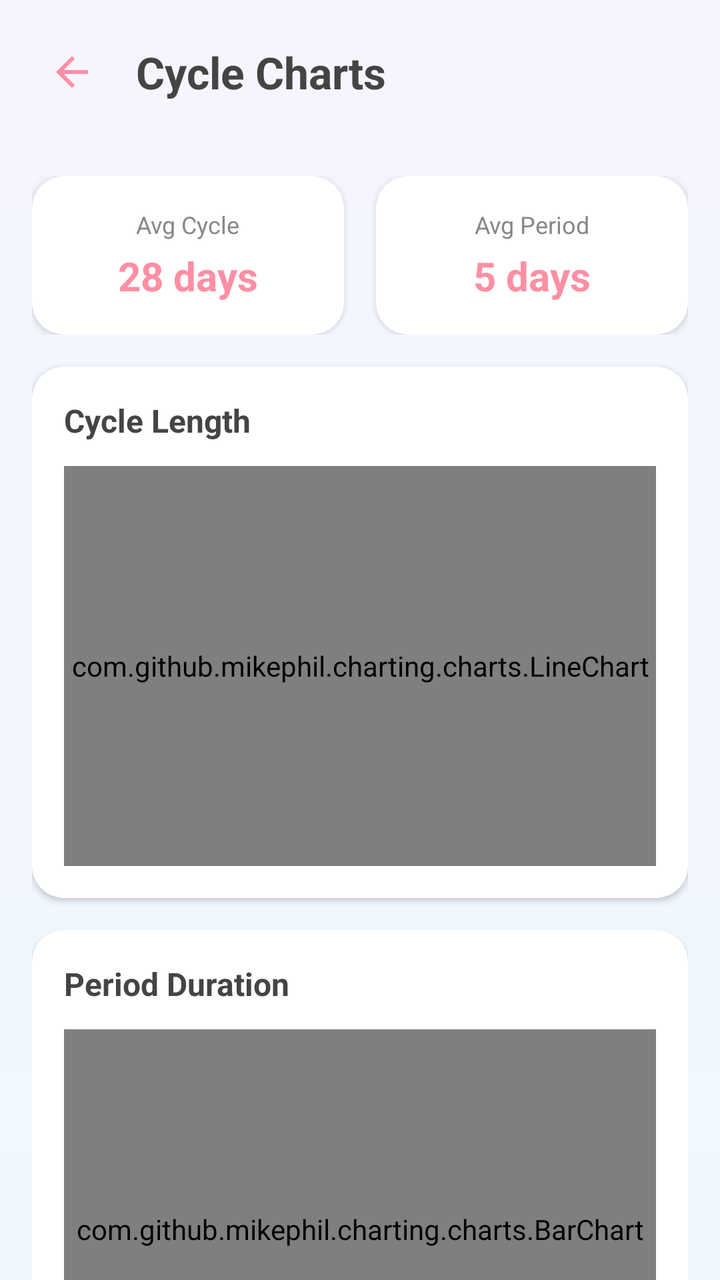
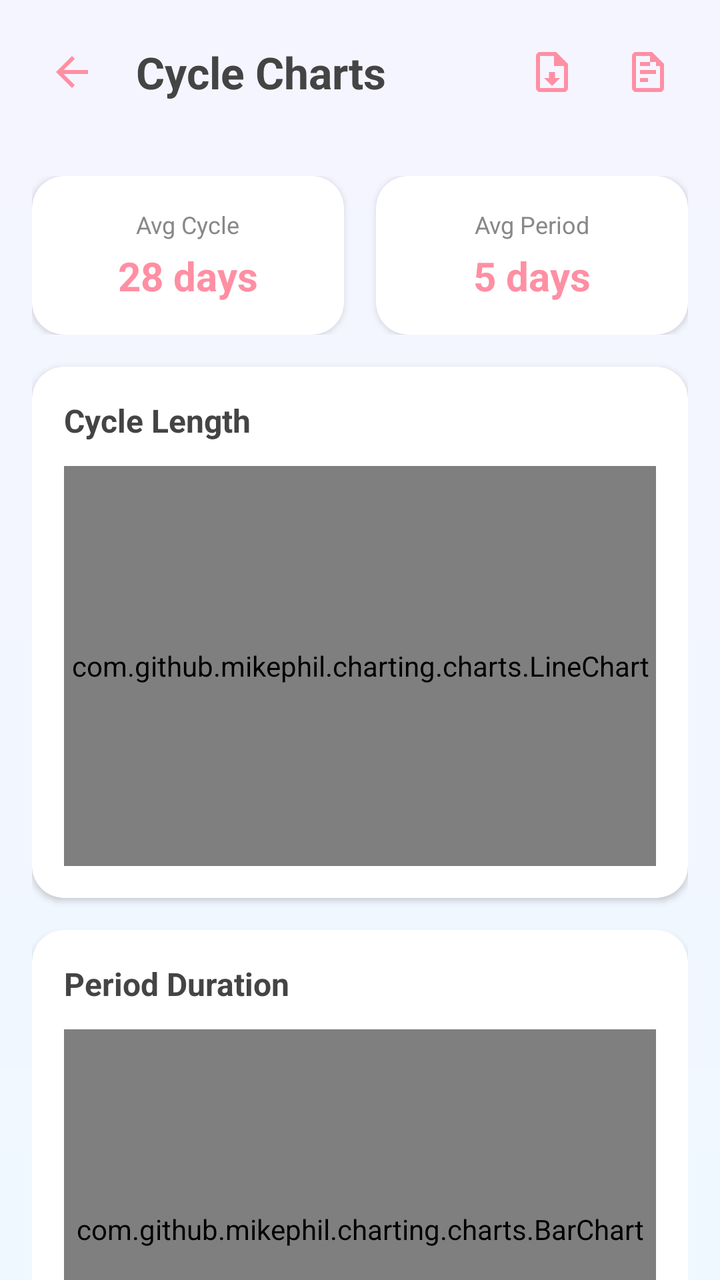

Two renders of the same Android screen: before a commit and after it. Below are the layout's source before the change and the commit's diff.
<!-- AndroidManifest.xml: activity theme Theme.GirlPeriod -->
<!-- res/layout/activity_chart.xml -->
<?xml version="1.0" encoding="utf-8"?>
<androidx.constraintlayout.widget.ConstraintLayout
    xmlns:android="http://schemas.android.com/apk/res/android"
    xmlns:app="http://schemas.android.com/apk/res-auto"
    xmlns:tools="http://schemas.android.com/tools"
    android:layout_width="match_parent"
    android:layout_height="match_parent"
    android:background="@drawable/bg_soft_pastel"
    tools:context=".ChartActivity">

    
    <LinearLayout
        android:id="@+id/layoutTopBar"
        android:layout_width="0dp"
        android:layout_height="wrap_content"
        android:gravity="center_vertical"
        android:orientation="horizontal"
        android:padding="16dp"
        app:layout_constraintTop_toTopOf="parent"
        app:layout_constraintStart_toStartOf="parent"
        app:layout_constraintEnd_toEndOf="parent">

        <ImageButton
            android:id="@+id/btnBack"
            android:layout_width="40dp"
            android:layout_height="40dp"
            android:background="?attr/selectableItemBackgroundBorderless"
            android:src="@drawable/ic_arrow_back"
            app:tint="@color/primary_pink" />

        <TextView
            android:id="@+id/tvChartTitle"
            android:layout_width="0dp"
            android:layout_height="wrap_content"
            android:layout_marginStart="12dp"
            android:layout_weight="1"
            android:text="Cycle Charts"
            android:textColor="@color/text_primary"
            android:textSize="22sp"
            android:textStyle="bold" />

    </LinearLayout>

    
    <androidx.core.widget.NestedScrollView
        android:layout_width="0dp"
        android:layout_height="0dp"
        android:fillViewport="true"
        app:layout_constraintTop_toBottomOf="@id/layoutTopBar"
        app:layout_constraintBottom_toBottomOf="parent"
        app:layout_constraintStart_toStartOf="parent"
        app:layout_constraintEnd_toEndOf="parent">

        <LinearLayout
            android:layout_width="match_parent"
            android:layout_height="wrap_content"
            android:orientation="vertical"
            android:padding="16dp">

            
            <LinearLayout
                android:id="@+id/layoutStatsCards"
                android:layout_width="match_parent"
                android:layout_height="wrap_content"
                android:orientation="horizontal">

                
                <com.google.android.material.card.MaterialCardView
                    android:layout_width="0dp"
                    android:layout_height="wrap_content"
                    android:layout_weight="1"
                    android:layout_marginEnd="8dp"
                    app:cardBackgroundColor="@color/card_background"
                    app:cardCornerRadius="16dp"
                    app:cardElevation="2dp">

                    <LinearLayout
                        android:layout_width="match_parent"
                        android:layout_height="wrap_content"
                        android:gravity="center"
                        android:orientation="vertical"
                        android:padding="16dp">

                        <TextView
                            android:layout_width="wrap_content"
                            android:layout_height="wrap_content"
                            android:text="Avg Cycle"
                            android:textColor="@color/text_secondary"
                            android:textSize="12sp" />

                        <TextView
                            android:id="@+id/tvAvgCycle"
                            android:layout_width="wrap_content"
                            android:layout_height="wrap_content"
                            android:layout_marginTop="4dp"
                            android:text="28 days"
                            android:textColor="@color/primary_pink"
                            android:textSize="20sp"
                            android:textStyle="bold" />

                    </LinearLayout>

                </com.google.android.material.card.MaterialCardView>

                
                <com.google.android.material.card.MaterialCardView
                    android:layout_width="0dp"
                    android:layout_height="wrap_content"
                    android:layout_weight="1"
                    android:layout_marginStart="8dp"
                    app:cardBackgroundColor="@color/card_background"
                    app:cardCornerRadius="16dp"
                    app:cardElevation="2dp">

                    <LinearLayout
                        android:layout_width="match_parent"
                        android:layout_height="wrap_content"
                        android:gravity="center"
                        android:orientation="vertical"
                        android:padding="16dp">

                        <TextView
                            android:layout_width="wrap_content"
                            android:layout_height="wrap_content"
                            android:text="Avg Period"
                            android:textColor="@color/text_secondary"
                            android:textSize="12sp" />

                        <TextView
                            android:id="@+id/tvAvgPeriod"
                            android:layout_width="wrap_content"
                            android:layout_height="wrap_content"
                            android:layout_marginTop="4dp"
                            android:text="5 days"
                            android:textColor="@color/primary_pink"
                            android:textSize="20sp"
                            android:textStyle="bold" />

                    </LinearLayout>

                </com.google.android.material.card.MaterialCardView>

            </LinearLayout>

            
            <com.google.android.material.card.MaterialCardView
                android:layout_width="match_parent"
                android:layout_height="wrap_content"
                android:layout_marginTop="16dp"
                app:cardBackgroundColor="@color/card_background"
                app:cardCornerRadius="16dp"
                app:cardElevation="2dp">

                <LinearLayout
                    android:layout_width="match_parent"
                    android:layout_height="wrap_content"
                    android:orientation="vertical"
                    android:padding="16dp">

                    <TextView
                        android:layout_width="wrap_content"
                        android:layout_height="wrap_content"
                        android:text="Cycle Length"
                        android:textColor="@color/text_primary"
                        android:textSize="16sp"
                        android:textStyle="bold" />

                    <com.github.mikephil.charting.charts.LineChart
                        android:id="@+id/lineChartCycle"
                        android:layout_width="match_parent"
                        android:layout_height="200dp"
                        android:layout_marginTop="12dp" />

                </LinearLayout>

            </com.google.android.material.card.MaterialCardView>

            
            <com.google.android.material.card.MaterialCardView
                android:layout_width="match_parent"
                android:layout_height="wrap_content"
                android:layout_marginTop="16dp"
                app:cardBackgroundColor="@color/card_background"
                app:cardCornerRadius="16dp"
                app:cardElevation="2dp">

                <LinearLayout
                    android:layout_width="match_parent"
                    android:layout_height="wrap_content"
                    android:orientation="vertical"
                    android:padding="16dp">

                    <TextView
                        android:layout_width="wrap_content"
                        android:layout_height="wrap_content"
                        android:text="Period Duration"
                        android:textColor="@color/text_primary"
                        android:textSize="16sp"
                        android:textStyle="bold" />

                    <com.github.mikephil.charting.charts.BarChart
                        android:id="@+id/barChartDuration"
                        android:layout_width="match_parent"
                        android:layout_height="200dp"
                        android:layout_marginTop="12dp" />

                </LinearLayout>

            </com.google.android.material.card.MaterialCardView>

            
            <com.google.android.material.card.MaterialCardView
                android:layout_width="match_parent"
                android:layout_height="wrap_content"
                android:layout_marginTop="16dp"
                android:layout_marginBottom="16dp"
                app:cardBackgroundColor="@color/card_background"
                app:cardCornerRadius="16dp"
                app:cardElevation="2dp">

                <LinearLayout
                    android:layout_width="match_parent"
                    android:layout_height="wrap_content"
                    android:orientation="vertical"
                    android:padding="16dp">

                    <TextView
                        android:layout_width="wrap_content"
                        android:layout_height="wrap_content"
                        android:text="Phase Distribution"
                        android:textColor="@color/text_primary"
                        android:textSize="16sp"
                        android:textStyle="bold" />

                    <com.github.mikephil.charting.charts.PieChart
                        android:id="@+id/pieChartPhase"
                        android:layout_width="match_parent"
                        android:layout_height="200dp"
                        android:layout_marginTop="12dp" />

                </LinearLayout>

            </com.google.android.material.card.MaterialCardView>

        </LinearLayout>

    </androidx.core.widget.NestedScrollView>

</androidx.constraintlayout.widget.ConstraintLayout>
<!-- resources referenced by this layout -->
<resources>
  <color name="card_background">#FFFFFFFF</color>
  <color name="primary_pink">#FFFF8FA3</color>
  <color name="text_primary">#FF444444</color>
  <color name="text_secondary">#FF888888</color>
  <!-- drawable bg_soft_pastel (drawable) -->
  <?xml version="1.0" encoding="utf-8"?>
  <shape xmlns:android="http://schemas.android.com/apk/res/android"
      android:shape="rectangle">
      <gradient
          android:startColor="#FFF5F5FF"
          android:endColor="#FFF0F8FF"
          android:angle="270" />
      <corners android:radius="0dp" />
  </shape>
  <!-- drawable ic_arrow_back (drawable) -->
  <?xml version="1.0" encoding="utf-8"?>
  <vector xmlns:android="http://schemas.android.com/apk/res/android"
      android:width="24dp"
      android:height="24dp"
      android:viewportWidth="24"
      android:viewportHeight="24">
      <path
          android:fillColor="#000000"
          android:pathData="M20,11H7.83l5.59,-5.59L12,4l-8,8 8,8 1.41,-1.41L7.83,13H20v-2z" />
  </vector>
  <style name="Theme.GirlPeriod" parent="Theme.MaterialComponents.DayNight.NoActionBar">
          <item name="colorPrimary">@color/ghibli_matcha_accent</item>
          <item name="colorPrimaryVariant">@color/ghibli_matcha_primary</item>
          <item name="colorOnPrimary">@color/white</item>
          <item name="colorSecondary">@color/ghibli_sakura_accent</item>
          <item name="colorSecondaryVariant">@color/ghibli_sakura_primary</item>
          <item name="colorOnSecondary">@color/white</item>
          <item name="android:colorBackground">@color/ghibli_matcha_bg</item>
          <item name="colorSurface">@color/white</item>
          <item name="colorOnSurface">@color/text_primary</item>
          <item name="android:statusBarColor">@color/ghibli_matcha_primary</item>
          <item name="android:navigationBarColor">@color/ghibli_matcha_bg</item>
          <item name="android:windowLightStatusBar">true</item>
      </style>
  <color name="ghibli_matcha_accent">#FF8FAB8F</color>
  <color name="ghibli_matcha_primary">#FFB8D8B8</color>
  <color name="white">#FFFFFFFF</color>
  <color name="ghibli_sakura_accent">#FFFF8FA3</color>
  <color name="ghibli_sakura_primary">#FFFFC1CC</color>
  <color name="ghibli_matcha_bg">#FFF5FFF5</color>
</resources>

<!-- the commit's change to res/layout/activity_chart.xml (unified diff, before → after) -->
@@ -39,6 +39,25 @@
             android:textSize="22sp"
             android:textStyle="bold" />
 
+        <ImageButton
+            android:id="@+id/btnExportPdf"
+            android:layout_width="40dp"
+            android:layout_height="40dp"
+            android:background="?attr/selectableItemBackgroundBorderless"
+            android:src="@drawable/ic_export_pdf"
+            android:contentDescription="Export PDF"
+            app:tint="@color/primary_pink" />
+
+        <ImageButton
+            android:id="@+id/btnExportExcel"
+            android:layout_width="40dp"
+            android:layout_height="40dp"
+            android:layout_marginStart="8dp"
+            android:background="?attr/selectableItemBackgroundBorderless"
+            android:src="@drawable/ic_export_excel"
+            android:contentDescription="Export Excel"
+            app:tint="@color/primary_pink" />
+
     </LinearLayout>
 
     
<!-- resource entries referenced after the edit -->
@@ -25,6 +25,28 @@
           android:fillColor="#000000"
           android:pathData="M20,11H7.83l5.59,-5.59L12,4l-8,8 8,8 1.41,-1.41L7.83,13H20v-2z" />
   </vector>
+  <!-- drawable ic_export_excel (drawable) -->
+  <?xml version="1.0" encoding="utf-8"?>
+  <vector xmlns:android="http://schemas.android.com/apk/res/android"
+      android:width="24dp"
+      android:height="24dp"
+      android:viewportWidth="24"
+      android:viewportHeight="24">
+      <path
+          android:fillColor="#000000"
+          android:pathData="M14,2H6C4.9,2 4,2.9 4,4V20C4,21.1 4.9,22 6,22H18C19.1,22 20,21.1 20,20V8L14,2M18,20H6V4H13V9H18V20M12,17H8V15H12V17M16,13H8V11H16V13M16,9H8V7H16V9Z" />
+  </vector>
+  <!-- drawable ic_export_pdf (drawable) -->
+  <?xml version="1.0" encoding="utf-8"?>
+  <vector xmlns:android="http://schemas.android.com/apk/res/android"
+      android:width="24dp"
+      android:height="24dp"
+      android:viewportWidth="24"
+      android:viewportHeight="24">
+      <path
+          android:fillColor="#000000"
+          android:pathData="M14,2H6C4.9,2 4,2.9 4,4V20C4,21.1 4.9,22 6,22H18C19.1,22 20,21.1 20,20V8L14,2M18,20H6V4H13V9H18V20M12,19L8,15H10.5V12H13.5V15H16L12,19Z" />
+  </vector>
   <style name="Theme.GirlPeriod" parent="Theme.MaterialComponents.DayNight.NoActionBar">
           <item name="colorPrimary">@color/ghibli_matcha_accent</item>
           <item name="colorPrimaryVariant">@color/ghibli_matcha_primary</item>
